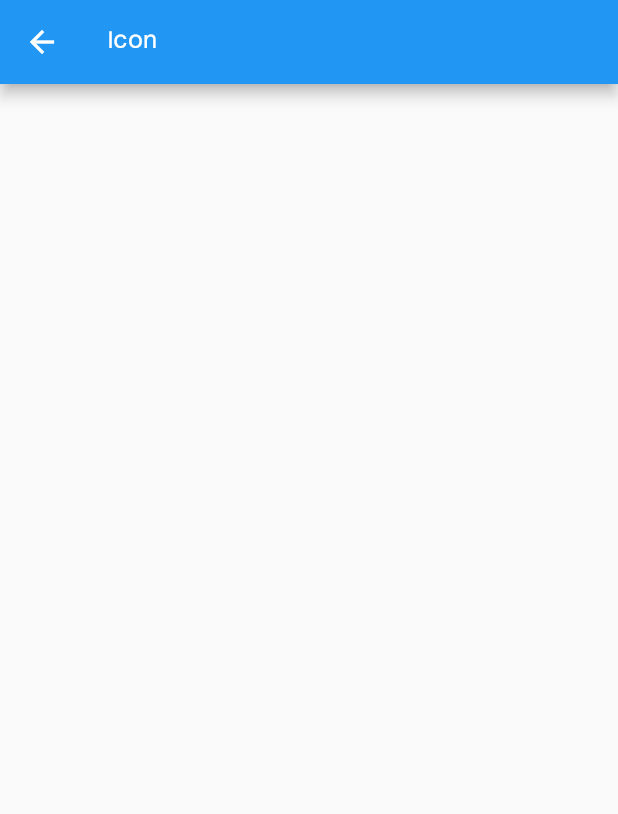
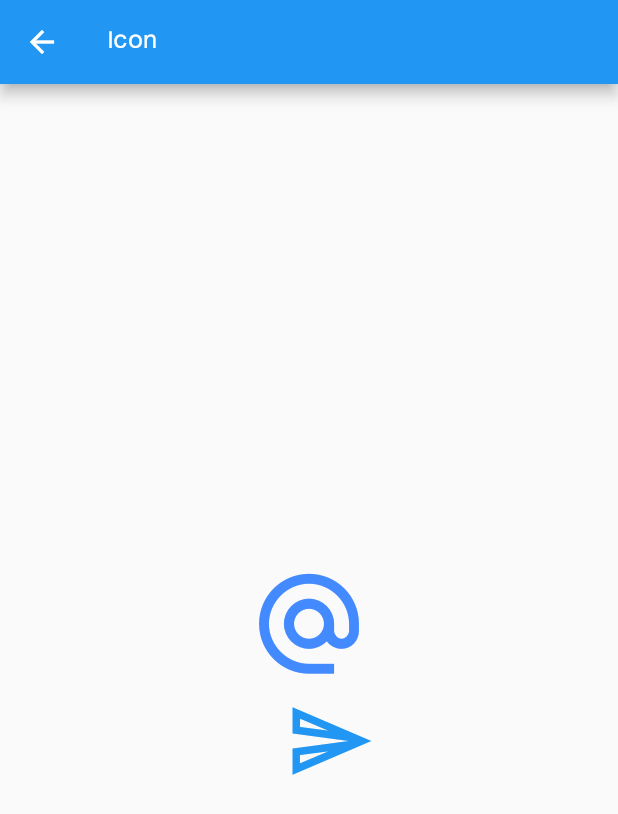
Before and after one commit to MKarimi21/FlutterDartCourse-Seraj, a Flutter app: the IconWidget screen opened directly, on a phone screen of 412 x 824 dp. Shown: the top 814 px of the screen. Run offline on Flutter 3.47's test engine with Material 2 defaults, Android fonts, the phone set to English and light mode, and no system bars.

```diff
--- a/section05rev02/lib/widgets/icon_widget.dart
+++ b/section05rev02/lib/widgets/icon_widget.dart
@@ -16,8 +16,37 @@ class _IconWidgetState extends State<IconWidget> {
       ),
       body: Container(
         padding: EdgeInsets.all(9),
-        child: Container(),
+        child: Container(
+          width: MediaQuery.of(context).size.width,
+          child: Column(
+            mainAxisAlignment: MainAxisAlignment.center,
+            crossAxisAlignment: CrossAxisAlignment.center,
+            children: [
+              Icon(
+                Icons.alternate_email_outlined,
+                color: Colors.blueAccent,
+                size: 80,
+              ),
+              IconButton(
+                onPressed: _onClickedIcon,
+                icon: Icon(
+                  Icons.send_outlined,
+                  color: Colors.blue,
+                  size: 60,
+                ),
+              ),
+            ],
+          ),
+        ),
       ),
     );
   }
+
+  void _onClickedIcon() {
+    ScaffoldMessenger.of(context).showSnackBar(SnackBar(
+        content: Text(
+      "ارسال انجام شد",
+      textDirection: TextDirection.rtl,
+    )));
+  }
 }
```
